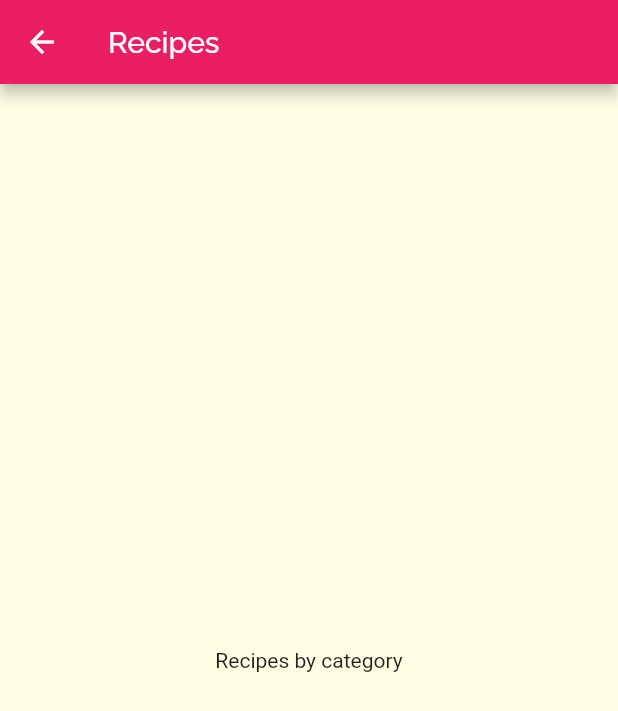
After one commit to s7Thiago/flutter-food-recipes-book, a Flutter app: the screen it shows after launch, after a tap on "Italiano", on a phone screen of 412 x 824 dp. The commit adds this screen. Shown: the top 711 px of the screen. Run offline on Flutter 3.47's test engine with Material 2 defaults, Android fonts, the light colour scheme and no system bars.

Commit message:
Creating categories meals screen

```diff
--- a/lib/components/category_item.dart
+++ b/lib/components/category_item.dart
@@ -1,4 +1,5 @@
 import 'package:cod3r_navigation/models/category.dart';
+import 'package:cod3r_navigation/screens/categories_meals_screen.dart';
 import 'package:flutter/material.dart';
 
 class CategoryItem extends StatelessWidget {
@@ -6,9 +7,21 @@ class CategoryItem extends StatelessWidget {
 
   const CategoryItem(this.category);
 
+  _selectCategory(BuildContext context) {
+    Navigator.of(context).push(
+      MaterialPageRoute(builder: (_) {
+        return CategoriesMealsScreen();
+      }),
+    );
+  }
+
   @override
   Widget build(BuildContext context) {
-    return Container(
+    return InkWell(
+      onTap: () => _selectCategory(context),
+      borderRadius: BorderRadius.circular(15),
+      splashColor: category.color,
+      child: Container(
         padding: const EdgeInsets.all(15),
         child: Text(
           category.title,
@@ -25,6 +38,7 @@ class CategoryItem extends StatelessWidget {
           ),
           borderRadius: BorderRadius.circular(15),
         ),
+      ),
     );
   }
 }
--- /dev/null
+++ b/lib/screens/categories_meals_screen.dart
@@ -0,0 +1,15 @@
+import 'package:flutter/material.dart';
+
+class CategoriesMealsScreen extends StatelessWidget {
+  @override
+  Widget build(BuildContext context) {
+    return Scaffold(
+      appBar: AppBar(
+        title: Text('Recipes'),
+      ),
+      body: Center(
+        child: Text('Recipes by category'),
+      ),
+    );
+  }
+}
```
Also changed, not shown: lib/main.dart (+6 -5 lines), lib/screens/categories_screen.dart (renamed from lib/screens/categories_screens.dart). Lines whose indentation alone changed are shown as unchanged.
